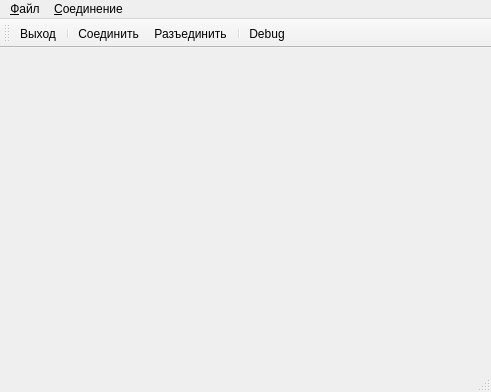
Old version of the form canopenwin.ui in the repository catompiler/QCanDrive.
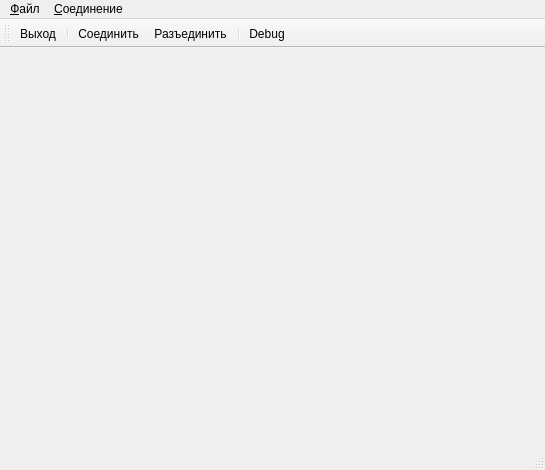
New version of the form. Icons and pictures are not drawn.

```diff
--- a/canopenwin.ui
+++ b/canopenwin.ui
@@ -6,8 +6,8 @@
    <rect>
     <x>0</x>
     <y>0</y>
-    <width>491</width>
-    <height>392</height>
+    <width>545</width>
+    <height>470</height>
    </rect>
   </property>
   <property name="windowTitle">
@@ -19,7 +19,7 @@
     <rect>
      <x>0</x>
      <y>0</y>
-     <width>491</width>
+     <width>545</width>
      <height>21</height>
     </rect>
    </property>
```
